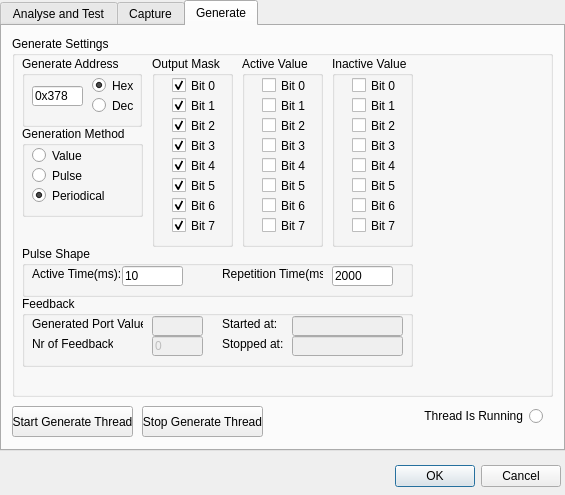
The window that Source/Plugins/ParallelPortDevice/pport_dialog.ui (svengijsen/BrainStim) describes before a commit, drawn with Qt 5.
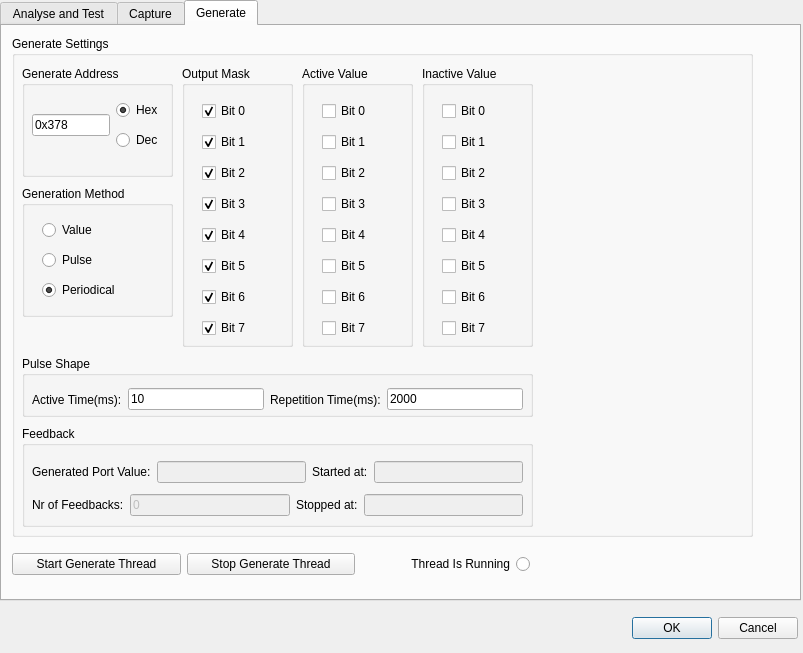
The same window after the commit. The open tabs and pages were chosen to show the change.

What changed in the file:
```diff
--- a/Source/Plugins/ParallelPortDevice/pport_dialog.ui
+++ b/Source/Plugins/ParallelPortDevice/pport_dialog.ui
@@ -6,8 +6,8 @@
    <rect>
     <x>0</x>
     <y>0</y>
-    <width>565</width>
-    <height>495</height>
+    <width>803</width>
+    <height>653</height>
    </rect>
   </property>
   <property name="windowTitle">
@@ -16,10 +16,10 @@
   <widget class="QWidget" name="layoutWidget">
    <property name="geometry">
     <rect>
-     <x>340</x>
-     <y>460</y>
-     <width>221</width>
-     <height>33</height>
+     <x>560</x>
+     <y>610</y>
+     <width>238</width>
+     <height>36</height>
     </rect>
    </property>
    <layout class="QHBoxLayout">
@@ -63,8 +63,8 @@
     <rect>
      <x>0</x>
      <y>0</y>
-     <width>565</width>
-     <height>451</height>
+     <width>801</width>
+     <height>601</height>
     </rect>
    </property>
    <property name="currentIndex">
@@ -1379,8 +1379,8 @@
       <rect>
        <x>10</x>
        <y>10</y>
-       <width>541</width>
-       <height>361</height>
+       <width>741</width>
+       <height>501</height>
       </rect>
      </property>
      <property name="title">
@@ -1389,88 +1389,27 @@
      <widget class="QGroupBox" name="gb_GenOutMask">
       <property name="geometry">
        <rect>
-        <x>140</x>
-        <y>20</y>
-        <width>81</width>
-        <height>191</height>
+        <x>170</x>
+        <y>30</y>
+        <width>111</width>
+        <height>281</height>
        </rect>
       </property>
       <property name="title">
        <string>Output Mask</string>
       </property>
-      <widget class="QCheckBox" name="chkGenerateMaskB4">
+      <widget class="QWidget" name="">
        <property name="geometry">
         <rect>
          <x>20</x>
-         <y>100</y>
-         <width>51</width>
-         <height>19</height>
+         <y>30</y>
+         <width>81</width>
+         <height>249</height>
         </rect>
        </property>
-       <property name="text">
-        <string>Bit 4</string>
-       </property>
-       <property name="checked">
-        <bool>true</bool>
-       </property>
-      </widget>
-      <widget class="QCheckBox" name="chkGenerateMaskB2">
-       <property name="geometry">
-        <rect>
-         <x>20</x>
-         <y>60</y>
-         <width>51</width>
-         <height>19</height>
-        </rect>
-       </property>
-       <property name="text">
-        <string>Bit 2</string>
-       </property>
-       <property name="checked">
-        <bool>true</bool>
-       </property>
-      </widget>
-      <widget class="QCheckBox" name="chkGenerateMaskB7">
-       <property name="geometry">
-        <rect>
-         <x>20</x>
-         <y>160</y>
-         <width>51</width>
-         <height>19</height>
-        </rect>
-       </property>
-       <property name="text">
-        <string>Bit 7</string>
-       </property>
-       <property name="checked">
-        <bool>true</bool>
-       </property>
-      </widget>
-      <widget class="QCheckBox" name="chkGenerateMaskB5">
-       <property name="geometry">
-        <rect>
-         <x>20</x>
-         <y>120</y>
-         <width>51</width>
-         <height>19</height>
-        </rect>
-       </property>
-       <property name="text">
-        <string>Bit 5</string>
-       </property>
-       <property name="checked">
-        <bool>true</bool>
-       </property>
-      </widget>
+       <layout class="QVBoxLayout" name="verticalLayout_14">
+        <item>
       <widget class="QCheckBox" name="chkGenerateMaskB0">
-       <property name="geometry">
-        <rect>
-         <x>20</x>
-         <y>20</y>
-         <width>51</width>
-         <height>19</height>
-        </rect>
-       </property>
        <property name="text">
         <string>Bit 0</string>
        </property>
@@ -1478,15 +1417,29 @@
         <bool>true</bool>
        </property>
       </widget>
+        </item>
+        <item>
+         <widget class="QCheckBox" name="chkGenerateMaskB1">
+          <property name="text">
+           <string>Bit 1</string>
+          </property>
+          <property name="checked">
+           <bool>true</bool>
+          </property>
+         </widget>
+        </item>
+        <item>
+         <widget class="QCheckBox" name="chkGenerateMaskB2">
+          <property name="text">
+           <string>Bit 2</string>
+          </property>
+          <property name="checked">
+           <bool>true</bool>
+          </property>
+         </widget>
+        </item>
+        <item>
       <widget class="QCheckBox" name="chkGenerateMaskB3">
-       <property name="geometry">
-        <rect>
-         <x>20</x>
-         <y>80</y>
-         <width>51</width>
-         <height>19</height>
-        </rect>
-       </property>
        <property name="text">
         <string>Bit 3</string>
        </property>
@@ -1494,15 +1447,29 @@
         <bool>true</bool>
        </property>
       </widget>
+        </item>
+        <item>
+         <widget class="QCheckBox" name="chkGenerateMaskB4">
+          <property name="text">
+           <string>Bit 4</string>
+          </property>
+          <property name="checked">
+           <bool>true</bool>
+          </property>
+         </widget>
+        </item>
+        <item>
+         <widget class="QCheckBox" name="chkGenerateMaskB5">
+          <property name="text">
+           <string>Bit 5</string>
+          </property>
+          <property name="checked">
+           <bool>true</bool>
+          </property>
+         </widget>
+        </item>
+        <item>
       <widget class="QCheckBox" name="chkGenerateMaskB6">
-       <property name="geometry">
-        <rect>
-         <x>20</x>
-         <y>140</y>
-         <width>51</width>
-         <height>19</height>
-        </rect>
-       </property>
        <property name="text">
         <string>Bit 6</string>
        </property>
@@ -1510,177 +1477,150 @@
         <bool>true</bool>
        </property>
       </widget>
-      <widget class="QCheckBox" name="chkGenerateMaskB1">
-       <property name="geometry">
-        <rect>
-         <x>20</x>
-         <y>40</y>
-         <width>51</width>
-         <height>19</height>
-        </rect>
-       </property>
+        </item>
+        <item>
+         <widget class="QCheckBox" name="chkGenerateMaskB7">
        <property name="text">
-        <string>Bit 1</string>
+           <string>Bit 7</string>
        </property>
        <property name="checked">
         <bool>true</bool>
        </property>
+         </widget>
+        </item>
+       </layout>
       </widget>
      </widget>
      <widget class="QGroupBox" name="groupBox_14">
       <property name="geometry">
        <rect>
         <x>10</x>
-        <y>20</y>
-        <width>120</width>
-        <height>71</height>
+        <y>30</y>
+        <width>151</width>
+        <height>111</height>
        </rect>
       </property>
       <property name="title">
        <string>Generate Address</string>
       </property>
+      <widget class="QWidget" name="">
+       <property name="geometry">
+        <rect>
+         <x>10</x>
+         <y>30</y>
+         <width>131</width>
+         <height>59</height>
+        </rect>
+       </property>
+       <layout class="QHBoxLayout" name="horizontalLayout_17">
+        <item>
       <widget class="QLineEdit" name="txtGBaseAddress">
-       <property name="geometry">
-        <rect>
-         <x>10</x>
-         <y>30</y>
-         <width>51</width>
-         <height>20</height>
-        </rect>
-       </property>
        <property name="text">
         <string>0x378</string>
        </property>
       </widget>
-      <widget class="QRadioButton" name="rbBaseAddrinDec_G">
-       <property name="geometry">
-        <rect>
-         <x>70</x>
-         <y>40</y>
-         <width>51</width>
-         <height>19</height>
-        </rect>
-       </property>
-       <property name="text">
-        <string>Dec</string>
-       </property>
-      </widget>
+        </item>
+        <item>
+         <layout class="QVBoxLayout" name="verticalLayout_16">
+          <item>
       <widget class="QRadioButton" name="rbBaseAddrinHex_G">
-       <property name="geometry">
-        <rect>
-         <x>70</x>
-         <y>20</y>
-         <width>51</width>
-         <height>19</height>
-        </rect>
-       </property>
        <property name="text">
         <string>Hex</string>
        </property>
        <property name="checked">
         <bool>true</bool>
        </property>
+           </widget>
+          </item>
+          <item>
+           <widget class="QRadioButton" name="rbBaseAddrinDec_G">
+            <property name="text">
+             <string>Dec</string>
+            </property>
+           </widget>
+          </item>
+         </layout>
+        </item>
+       </layout>
       </widget>
      </widget>
      <widget class="QGroupBox" name="gb_GenPulseShape">
       <property name="geometry">
        <rect>
         <x>10</x>
-        <y>210</y>
-        <width>391</width>
-        <height>51</height>
+        <y>320</y>
+        <width>511</width>
+        <height>61</height>
        </rect>
       </property>
       <property name="title">
        <string>Pulse Shape</string>
       </property>
-      <widget class="QLineEdit" name="txtPulseActiveTime_G">
+      <widget class="QWidget" name="">
        <property name="geometry">
         <rect>
-         <x>100</x>
-         <y>20</y>
-         <width>61</width>
-         <height>20</height>
+         <x>10</x>
+         <y>30</y>
+         <width>491</width>
+         <height>27</height>
         </rect>
        </property>
-       <property name="text">
-        <string>10</string>
-       </property>
-      </widget>
+       <layout class="QHBoxLayout" name="horizontalLayout_16">
+        <item>
       <widget class="QLabel" name="lblATBaseAddress_11">
-       <property name="geometry">
-        <rect>
-         <x>10</x>
-         <y>20</y>
-         <width>91</width>
-         <height>16</height>
-        </rect>
-       </property>
        <property name="text">
         <string>Active Time(ms):</string>
        </property>
       </widget>
+        </item>
+        <item>
+         <widget class="QLineEdit" name="txtPulseActiveTime_G">
+          <property name="text">
+           <string>10</string>
+          </property>
+         </widget>
+        </item>
+        <item>
       <widget class="QLabel" name="lblATBaseAddress_12">
-       <property name="geometry">
-        <rect>
-         <x>200</x>
-         <y>20</y>
-         <width>101</width>
-         <height>16</height>
-        </rect>
-       </property>
        <property name="text">
         <string>Repetition Time(ms):</string>
        </property>
       </widget>
+        </item>
+        <item>
       <widget class="QLineEdit" name="txtRepetitionTime_G">
-       <property name="geometry">
-        <rect>
-         <x>310</x>
-         <y>20</y>
-         <width>61</width>
-         <height>20</height>
-        </rect>
-       </property>
        <property name="text">
         <string>2000</string>
        </property>
       </widget>
+        </item>
+       </layout>
+      </widget>
      </widget>
      <widget class="QGroupBox" name="groupBox_16">
       <property name="geometry">
        <rect>
         <x>10</x>
-        <y>90</y>
-        <width>121</width>
-        <height>91</height>
+        <y>150</y>
+        <width>151</width>
+        <height>131</height>
        </rect>
       </property>
       <property name="title">
        <string>Generation Method</string>
       </property>
-      <widget class="QRadioButton" name="rbGenMethod_Pulse">
+      <widget class="QWidget" name="">
        <property name="geometry">
         <rect>
-         <x>10</x>
-         <y>40</y>
-         <width>61</width>
-         <height>19</height>
+         <x>20</x>
+         <y>30</y>
+         <width>111</width>
+         <height>89</height>
         </rect>
        </property>
-       <property name="text">
-        <string>Pulse</string>
-       </property>
-      </widget>
+       <layout class="QVBoxLayout" name="verticalLayout_15">
+        <item>
       <widget class="QRadioButton" name="rbGenMethod_Value">
-       <property name="geometry">
-        <rect>
-         <x>10</x>
-         <y>20</y>
-         <width>61</width>
-         <height>19</height>
-        </rect>
-       </property>
        <property name="text">
         <string>Value</string>
        </property>
@@ -1688,15 +1628,16 @@
         <bool>false</bool>
        </property>
       </widget>
+        </item>
+        <item>
+         <widget class="QRadioButton" name="rbGenMethod_Pulse">
+          <property name="text">
+           <string>Pulse</string>
+          </property>
+         </widget>
+        </item>
+        <item>
       <widget class="QRadioButton" name="rbGenMethod_Periodical">
-       <property name="geometry">
-        <rect>
-         <x>10</x>
-         <y>60</y>
-         <width>91</width>
-         <height>19</height>
-        </rect>
-       </property>
        <property name="text">
         <string>Periodical</string>
        </property>
@@ -1704,400 +1645,294 @@
         <bool>true</bool>
        </property>
       </widget>
+        </item>
+       </layout>
+      </widget>
      </widget>
      <widget class="QGroupBox" name="groupBox_17">
       <property name="geometry">
        <rect>
         <x>10</x>
-        <y>260</y>
-        <width>391</width>
-        <height>71</height>
+        <y>390</y>
+        <width>511</width>
+        <height>101</height>
        </rect>
       </property>
       <property name="title">
        <string>Feedback</string>
       </property>
-      <widget class="QLineEdit" name="txtFeedBackGenVal">
-       <property name="enabled">
-        <bool>false</bool>
-       </property>
+      <widget class="QWidget" name="">
        <property name="geometry">
         <rect>
-         <x>130</x>
-         <y>20</y>
-         <width>51</width>
-         <height>20</height>
+         <x>10</x>
+         <y>30</y>
+         <width>491</width>
+         <height>65</height>
         </rect>
        </property>
-      </widget>
+       <layout class="QVBoxLayout" name="verticalLayout_12">
+        <item>
+         <layout class="QHBoxLayout" name="horizontalLayout_14">
+          <item>
       <widget class="QLabel" name="lblATBaseAddress_13">
-       <property name="geometry">
-        <rect>
-         <x>10</x>
-         <y>20</y>
-         <width>111</width>
-         <height>16</height>
-        </rect>
-       </property>
        <property name="text">
         <string>Generated Port Value:</string>
        </property>
       </widget>
-      <widget class="QLineEdit" name="txt_GenNrOfFeedBacks">
+          </item>
+          <item>
+           <widget class="QLineEdit" name="txtFeedBackGenVal">
        <property name="enabled">
         <bool>false</bool>
        </property>
-       <property name="geometry">
-        <rect>
-         <x>130</x>
-         <y>40</y>
-         <width>51</width>
-         <height>20</height>
-        </rect>
-       </property>
-       <property name="text">
-        <string>0</string>
-       </property>
-      </widget>
-      <widget class="QLabel" name="lblATBaseAddress_14">
-       <property name="geometry">
-        <rect>
-         <x>10</x>
-         <y>40</y>
-         <width>81</width>
-         <height>16</height>
-        </rect>
-       </property>
-       <property name="text">
-        <string>Nr of Feedbacks:</string>
-       </property>
-      </widget>
-      <widget class="QLineEdit" name="txtGenFeedBackStarted">
-       <property name="enabled">
-        <bool>false</bool>
-       </property>
-       <property name="geometry">
-        <rect>
-         <x>270</x>
-         <y>20</y>
-         <width>111</width>
-         <height>20</height>
-        </rect>
-       </property>
-      </widget>
+           </widget>
+          </item>
+          <item>
       <widget class="QLabel" name="lblATBaseAddress_15">
-       <property name="geometry">
-        <rect>
-         <x>200</x>
-         <y>20</y>
-         <width>61</width>
-         <height>16</height>
-        </rect>
-       </property>
        <property name="text">
         <string>Started at:</string>
        </property>
       </widget>
-      <widget class="QLineEdit" name="txtGenFeedBackStopped">
+          </item>
+          <item>
+           <widget class="QLineEdit" name="txtGenFeedBackStarted">
        <property name="enabled">
         <bool>false</bool>
        </property>
-       <property name="geometry">
-        <rect>
-         <x>270</x>
-         <y>40</y>
-         <width>111</width>
-         <height>20</height>
-        </rect>
-       </property>
-      </widget>
+           </widget>
+          </item>
+         </layout>
+        </item>
+        <item>
+         <layout class="QHBoxLayout" name="horizontalLayout_15">
+          <item>
+           <widget class="QLabel" name="lblATBaseAddress_14">
+            <property name="text">
+             <string>Nr of Feedbacks:</string>
+            </property>
+           </widget>
+          </item>
+          <item>
+           <widget class="QLineEdit" name="txt_GenNrOfFeedBacks">
+            <property name="enabled">
+             <bool>false</bool>
+            </property>
+            <property name="text">
+             <string>0</string>
+            </property>
+           </widget>
+          </item>
+          <item>
       <widget class="QLabel" name="lblATBaseAddress_16">
-       <property name="geometry">
-        <rect>
-         <x>200</x>
-         <y>40</y>
-         <width>61</width>
-         <height>16</height>
-        </rect>
-       </property>
        <property name="text">
         <string>Stopped at:</string>
        </property>
+           </widget>
+          </item>
+          <item>
+           <widget class="QLineEdit" name="txtGenFeedBackStopped">
+            <property name="enabled">
+             <bool>false</bool>
+            </property>
+           </widget>
+          </item>
+         </layout>
+        </item>
+       </layout>
       </widget>
      </widget>
      <widget class="QGroupBox" name="gb_GenActVal">
       <property name="geometry">
        <rect>
-        <x>230</x>
-        <y>20</y>
-        <width>81</width>
-        <height>191</height>
+        <x>290</x>
+        <y>30</y>
+        <width>111</width>
+        <height>281</height>
        </rect>
       </property>
       <property name="title">
        <string>Active Value</string>
       </property>
-      <widget class="QCheckBox" name="chkGenerateActiveB4">
+      <widget class="QWidget" name="">
        <property name="geometry">
         <rect>
          <x>20</x>
-         <y>100</y>
-         <width>51</width>
-         <height>19</height>
+         <y>30</y>
+         <width>81</width>
+         <height>249</height>
         </rect>
        </property>
-       <property name="text">
-        <string>Bit 4</string>
-       </property>
-      </widget>
-      <widget class="QCheckBox" name="chkGenerateActiveB2">
-       <property name="geometry">
-        <rect>
-         <x>20</x>
-         <y>60</y>
-         <width>51</width>
-         <height>19</height>
-        </rect>
-       </property>
-       <property name="text">
-        <string>Bit 2</string>
-       </property>
-      </widget>
-      <widget class="QCheckBox" name="chkGenerateActiveB7">
-       <property name="geometry">
-        <rect>
-         <x>20</x>
-         <y>160</y>
-         <width>51</width>
-         <height>19</height>
-        </rect>
-       </property>
-       <property name="text">
-        <string>Bit 7</string>
-       </property>
-      </widget>
-      <widget class="QCheckBox" name="chkGenerateActiveB5">
-       <property name="geometry">
-        <rect>
-         <x>20</x>
-         <y>120</y>
-         <width>51</width>
-         <height>19</height>
-        </rect>
-       </property>
-       <property name="text">
-        <string>Bit 5</string>
-       </property>
-      </widget>
+       <layout class="QVBoxLayout" name="verticalLayout_13">
+        <item>
       <widget class="QCheckBox" name="chkGenerateActiveB0">
-       <property name="geometry">
-        <rect>
-         <x>20</x>
-         <y>20</y>
-         <width>51</width>
-         <height>19</height>
-        </rect>
-       </property>
        <property name="text">
         <string>Bit 0</string>
        </property>
       </widget>
+        </item>
+        <item>
+         <widget class="QCheckBox" name="chkGenerateActiveB1">
+          <property name="text">
+           <string>Bit 1</string>
+          </property>
+         </widget>
+        </item>
+        <item>
+         <widget class="QCheckBox" name="chkGenerateActiveB2">
+          <property name="text">
+           <string>Bit 2</string>
+          </property>
+         </widget>
+        </item>
+        <item>
       <widget class="QCheckBox" name="chkGenerateActiveB3">
-       <property name="geometry">
-        <rect>
-         <x>20</x>
-         <y>80</y>
-         <width>51</width>
-         <height>19</height>
-        </rect>
-       </property>
        <property name="text">
         <string>Bit 3</string>
        </property>
       </widget>
+        </item>
+        <item>
+         <widget class="QCheckBox" name="chkGenerateActiveB4">
+          <property name="text">
+           <string>Bit 4</string>
+          </property>
+         </widget>
+        </item>
+        <item>
+         <widget class="QCheckBox" name="chkGenerateActiveB5">
+          <property name="text">
+           <string>Bit 5</string>
+          </property>
+         </widget>
+        </item>
+        <item>
       <widget class="QCheckBox" name="chkGenerateActiveB6">
-       <property name="geometry">
-        <rect>
-         <x>20</x>
-         <y>140</y>
-         <width>51</width>
-         <height>19</height>
-        </rect>
-       </property>
        <property name="text">
         <string>Bit 6</string>
        </property>
       </widget>
-      <widget class="QCheckBox" name="chkGenerateActiveB1">
-       <property name="geometry">
-        <rect>
-         <x>20</x>
-         <y>40</y>
-         <width>51</width>
-         <height>19</height>
-        </rect>
-       </property>
+        </item>
+        <item>
+         <widget class="QCheckBox" name="chkGenerateActiveB7">
        <property name="text">
-        <string>Bit 1</string>
-       </property>
+           <string>Bit 7</string>
+          </property>
+         </widget>
+        </item>
+       </layout>
       </widget>
      </widget>
      <widget class="QGroupBox" name="gb_GenInActVal">
       <property name="geometry">
        <rect>
-        <x>320</x>
-        <y>20</y>
-        <width>81</width>
-        <height>191</height>
+        <x>410</x>
+        <y>30</y>
+        <width>111</width>
+        <height>281</height>
        </rect>
       </property>
       <property name="title">
        <string>Inactive Value</string>
       </property>
-      <widget class="QCheckBox" name="chkGenerateInActiveB4">
+      <widget class="QWidget" name="">
        <property name="geometry">
         <rect>
          <x>20</x>
-         <y>100</y>
-         <width>51</width>
-         <height>19</height>
+         <y>30</y>
+         <width>71</width>
+         <height>249</height>
         </rect>
        </property>
-       <property name="text">
-        <string>Bit 4</string>
-       </property>
-      </widget>
-      <widget class="QCheckBox" name="chkGenerateInActiveB2">
-       <property name="geometry">
-        <rect>
-         <x>20</x>
-         <y>60</y>
-         <width>51</width>
-         <height>19</height>
-        </rect>
-       </property>
-       <property name="text">
-        <string>Bit 2</string>
-       </property>
-      </widget>
-      <widget class="QCheckBox" name="chkGenerateInActiveB7">
-       <property name="geometry">
-        <rect>
-         <x>20</x>
-         <y>160</y>
-         <width>51</width>
-         <height>19</height>
-        </rect>
-       </property>
-       <property name="text">
-        <string>Bit 7</string>
-       </property>
-      </widget>
-      <widget class="QCheckBox" name="chkGenerateInActiveB5">
-       <property name="geometry">
-        <rect>
-         <x>20</x>
-         <y>120</y>
-         <width>51</width>
-         <height>19</height>
-        </rect>
-       </property>
-       <property name="text">
-        <string>Bit 5</string>
-       </property>
-      </widget>
+       <layout class="QVBoxLayout" name="verticalLayout_11">
+        <item>
       <widget class="QCheckBox" name="chkGenerateInActiveB0">
-       <property name="geometry">
-        <rect>
-         <x>20</x>
-         <y>20</y>
-         <width>51</width>
-         <height>19</height>
-        </rect>
-       </property>
        <property name="text">
         <string>Bit 0</string>
        </property>
       </widget>
+        </item>
+        <item>
+         <widget class="QCheckBox" name="chkGenerateInActiveB1">
+          <property name="text">
+           <string>Bit 1</string>
+          </property>
+         </widget>
+        </item>
+        <item>
+         <widget class="QCheckBox" name="chkGenerateInActiveB2">
+          <property name="text">
+           <string>Bit 2</string>
+          </property>
+         </widget>
+        </item>
+        <item>
       <widget class="QCheckBox" name="chkGenerateInActiveB3">
-       <property name="geometry">
-        <rect>
-         <x>20</x>
-         <y>80</y>
-         <width>51</width>
-         <height>19</height>
-        </rect>
-       </property>
        <property name="text">
         <string>Bit 3</string>
        </property>
       </widget>
+        </item>
+        <item>
+         <widget class="QCheckBox" name="chkGenerateInActiveB4">
+          <property name="text">
+           <string>Bit 4</string>
+          </property>
+         </widget>
+        </item>
+        <item>
+         <widget class="QCheckBox" name="chkGenerateInActiveB5">
+          <property name="text">
+           <string>Bit 5</string>
+          </property>
+         </widget>
+        </item>
+        <item>
       <widget class="QCheckBox" name="chkGenerateInActiveB6">
-       <property name="geometry">
-        <rect>
-         <x>20</x>
-         <y>140</y>
-         <width>51</width>
-         <height>19</height>
-        </rect>
-       </property>
        <property name="text">
         <string>Bit 6</string>
        </property>
       </widget>
-      <widget class="QCheckBox" name="chkGenerateInActiveB1">
+        </item>
+        <item>
+         <widget class="QCheckBox" name="chkGenerateInActiveB7">
+          <property name="text">
+           <string>Bit 7</string>
+          </property>
+         </widget>
+        </item>
+       </layout>
+      </widget>
+     </widget>
+    </widget>
+    <widget class="QWidget" name="">
        <property name="geometry">
         <rect>
-         <x>20</x>
-         <y>40</y>
-         <width>51</width>
-         <height>19</height>
-        </rect>
-       </property>
-       <property name="text">
-        <string>Bit 1</string>
-       </property>
-      </widget>
-     </widget>
-    </widget>
+       <x>10</x>
+       <y>520</y>
+       <width>518</width>
+       <height>36</height>
+      </rect>
+     </property>
+     <layout class="QHBoxLayout" name="horizontalLayout_13">
+      <item>
     <widget class="QPushButton" name="btnStartGenerateThread">
-     <property name="geometry">
-      <rect>
-       <x>10</x>
-       <y>380</y>
-       <width>121</width>
-       <height>31</height>
-      </rect>
-     </property>
      <property name="text">
       <string>Start Generate Thread</string>
      </property>
     </widget>
+      </item>
+      <item>
     <widget class="QPushButton" name="btnStopGenerateThread">
-     <property name="geometry">
-      <rect>
-       <x>140</x>
-       <y>380</y>
-       <width>121</width>
-       <height>31</height>
-      </rect>
-     </property>
      <property name="text">
       <string>Stop Generate Thread</string>
      </property>
     </widget>
+      </item>
+      <item>
     <widget class="QRadioButton" name="rdb_GenerateThreadRunning">
      <property name="enabled">
       <bool>false</bool>
      </property>
-     <property name="geometry">
-      <rect>
-       <x>420</x>
-       <y>380</y>
-       <width>121</width>
-       <height>20</height>
-      </rect>
-     </property>
      <property name="palette">
       <palette>
        <active>
@@ -2303,6 +2138,9 @@
      <property name="text">
       <string>Thread Is Running</string>
      </property>
+       </widget>
+      </item>
+     </layout>
     </widget>
    </widget>
   </widget>
```
Left out of the diff: 1049 changed lines with no effect on the pictures. Lines whose indentation alone changed are shown as unchanged.
